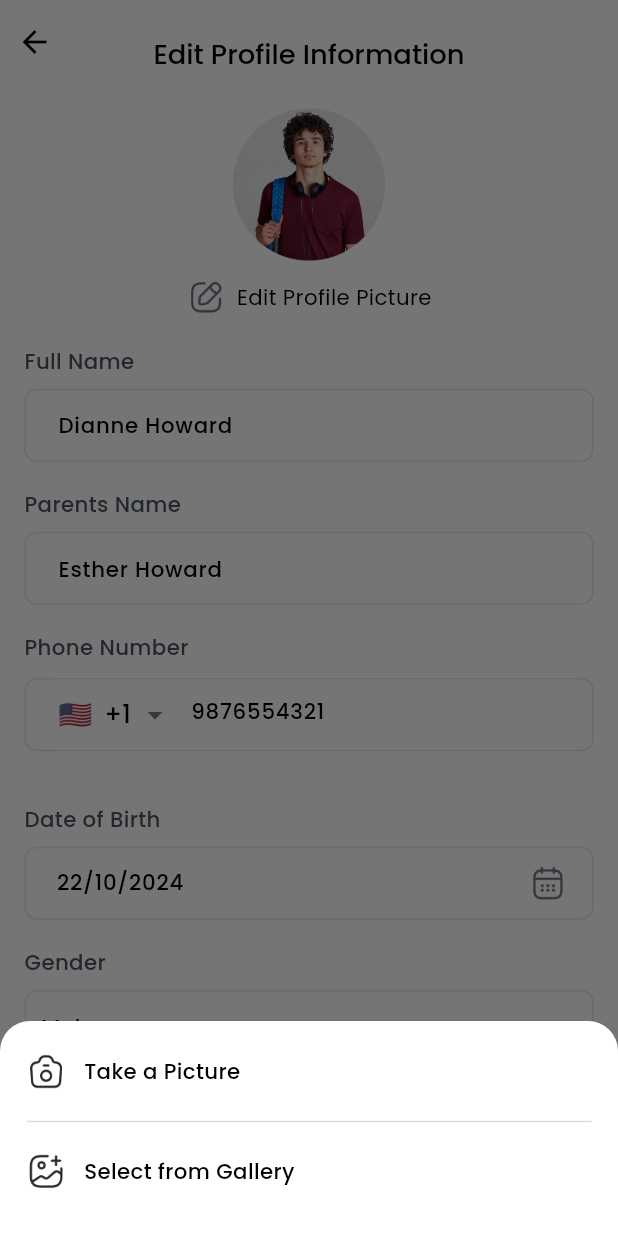
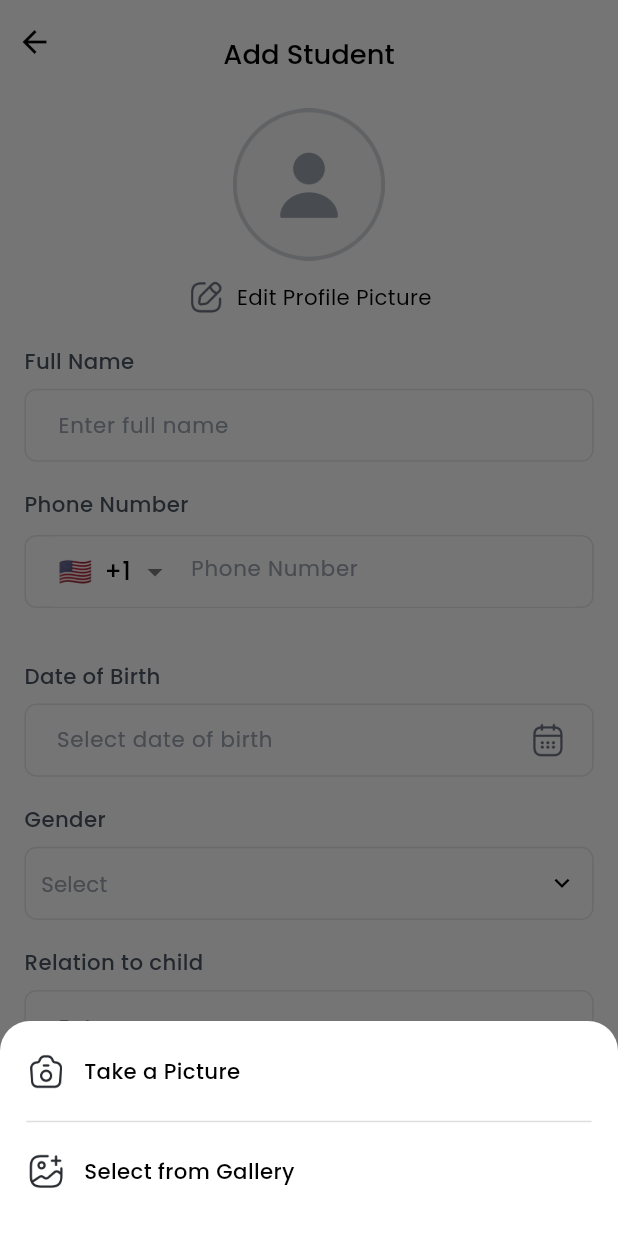
Before and after one commit to Davidruph/RadiantHyve-Mobile, a Flutter app: the StudentEditProfileView screen opened by its route, after a tap on "Edit Profile Picture", on a phone screen of 412 x 824 dp. Run offline on Flutter 3.47's test engine with Material 3 defaults, Android fonts, the phone set to English and light mode, and no system bars; drawn by our look-alikes of intl_phone_field; our stand-ins replace animate_do, another_flushbar, cached_network_image, connectivity_plus, device_info_plus, dio and 26 more; missing offline and left inert: flutter_udid; accounts and stored records are empty; network calls fail.

Commit message:
fix student creation

```diff
--- a/lib/app/modules/studentDetails/views/student_details_view.dart
+++ b/lib/app/modules/studentDetails/views/student_details_view.dart
@@ -672,6 +672,7 @@ class StudentDetailsView extends GetView<StudentDetailsController> {
           bottomNavigationBar: commonWidget
               .customButton(
                 text: AppMessage.viewStudentAttendance,
+                gradient: color.appGradient,
                 onTap: () {
                   Get.to(() => StudentDailyAttendanceView(), arguments: {'studentId': controller.studentDetailsData?.id});
                 },
--- a/lib/app/modules/studentEditProfile/views/student_edit_profile_view.dart
+++ b/lib/app/modules/studentEditProfile/views/student_edit_profile_view.dart
@@ -30,7 +30,7 @@ class StudentEditProfileView extends GetView<StudentEditProfileController> {
           child: Scaffold(
             backgroundColor: color.white,
             appBar: commonWidget.appBar(
-              titleText: AppMessage.editProfileInformation,
+              titleText: controller.flag == 'studentEdit' ? AppMessage.editProfileInformation : AppMessage.addStudent,
               backgroundColor: color.transparentColor,
               leading: GestureDetector(
                 onTap: () {
@@ -43,6 +43,7 @@ class StudentEditProfileView extends GetView<StudentEditProfileController> {
               child: Padding(
                 padding: EdgeInsets.all(MySize.getScaledSizeHeight(16)),
                 child: Column(
+                  mainAxisSize: MainAxisSize.min,
                   crossAxisAlignment: CrossAxisAlignment.start,
                   children: [
                     GestureDetector(
@@ -61,13 +62,14 @@ class StudentEditProfileView extends GetView<StudentEditProfileController> {
                                     fit: BoxFit.cover,
                                   ),
                                 )
-                                : controller.profile != null
+                                : controller.studentDetailsData?.profilePic != null
                                 ? ClipRRect(
                                   borderRadius: BorderRadius.circular(50),
-                                  child: Image.asset(
-                                    controller.profile,
+                                  child: Image.network(
+                                    controller.studentDetailsData!.profilePic!,
                                     height: MySize.getScaledSizeHeight(100),
                                     width: MySize.getScaledSizeWidth(100),
+                                    fit: BoxFit.cover,
                                   ),
                                 )
                                 : Image.asset(
@@ -131,29 +133,6 @@ class StudentEditProfileView extends GetView<StudentEditProfileController> {
                           controller.errorFullName.value = "";
                         },
                         isbordervisibal: controller.isSelect.value == 0 ? true : false,
-                      );
-                    }),
-                    18.0.hSpace(),
-                    Obx(() {
-                      return commonWidget.commonTextField(
-                        inputFormatters: [
-                          FilteringTextInputFormatter.allow(RegExp(r'[a-zA-Z\s]')),
-                          FilteringTextInputFormatter.deny(
-                            RegExp(r'(\u00a9|\u00ae|[\u2000-\u3300]|\ud83c[\ud000-\udfff]|\ud83d[\ud000-\udfff]|\ud83e[\ud000-\udfff])'),
-                          ),
-                        ],
-                        controller: controller.parentsNameController,
-                        labelText: AppMessage.parentsName,
-                        hintText: 'Enter',
-                        errorText: controller.errorParentsName.value,
-                        onTap: () {
-                          controller.isSelect.value = 1;
-                        },
-                        onChanged: (value) {
-                          controller.isSelect.value = 1;
-                          controller.errorParentsName.value = "";
-                        },
-                        isbordervisibal: controller.isSelect.value == 1 ? true : false,
                       );
                     }),
                     18.0.hSpace(),
@@ -332,21 +311,27 @@ class StudentEditProfileView extends GetView<StudentEditProfileController> {
                                   fontSize: MySize.getScaledSizeHeight(14),
                                 ),
                                 dropdownColor: color.white,
-                                value: controller.selectedFrequencyAttendance,
+                                value: (controller.selectedShift != null && controller.selectedShift!.value.isNotEmpty)
+                                    ? controller.selectedShift!.value
+                                    : null,
                                 icon: Icon(Icons.keyboard_arrow_down, color: color.black, size: 20),
                                 borderRadius: BorderRadius.circular(12),
                                 onChanged: (String? newValue) {
                                   if (newValue != null) {
-                                    controller.selectedFrequencyAttendance = newValue;
+                                    controller.selectedShift!.value = newValue;
+                                    final selected = controller.getShiftDataList.firstWhere(
+                                      (s) => s.shiftName == newValue,
+                                    );
+                                    controller.shiftId.value = selected.id ?? 0;
                                     controller.errorFrequencyAttendance.value = '';
                                     controller.update();
                                   }
                                 },
                                 items:
-                                    controller.frequencyAttendanceList.map<DropdownMenuItem<String>>((String value) {
+                                    controller.getShiftDataList.map<DropdownMenuItem<String>>((shift) {
                                       return DropdownMenuItem<String>(
-                                        value: value,
-                                        child: commonText.medium(text: value, textColor: color.black, fontSize: MySize.getScaledSizeHeight(14)),
+                                        value: shift.shiftName.toString(),
+                                        child: commonText.medium(text: shift.shiftName.toString(), textColor: color.black, fontSize: MySize.getScaledSizeHeight(14)),
                                       );
                                     }).toList(),
                               );
@@ -413,87 +398,30 @@ class StudentEditProfileView extends GetView<StudentEditProfileController> {
                         isbordervisibal: controller.isSelect.value == 6 ? true : false,
                       );
                     }),
-                    30.0.hSpace(),
-                    commonText.medium(text: AppMessage.staffAssignedDetails, textColor: color.black, fontSize: MySize.getScaledSizeHeight(16)),
-                    16.0.hSpace(),
-                    commonText.medium(
-                      text: AppMessage.assignedStaff,
-                      textColor: color.textFieldTextColor,
-                      fontSize: MySize.getScaledSizeHeight(14),
-                    ),
-                    08.0.hSpace(),
-                    Obx(() {
-                      return Container(
-                        height: MySize.getScaledSizeHeight(48),
-                        width: Get.width,
-                        decoration: BoxDecoration(
-                          borderRadius: BorderRadius.all(Radius.circular(MySize.getScaledSizeHeight(8))),
-                          border: Border.all(
-                            color: controller.errorAssignedStaff.value == '' ? color.onboardingBorderColor : color.textFieldErrorColor,
-                          ),
-                        ),
-                        child: DropdownButtonHideUnderline(
-                          child: GetBuilder<StudentEditProfileController>(
-                            builder: (controller) {
-                              return DropdownButton<String>(
-                                hint: commonText.regular(
-                                  text: AppMessage.select,
-                                  textColor: color.onboardingTextColor,
-                                  fontSize: MySize.getScaledSizeHeight(14),
-                                ),
-                                dropdownColor: color.white,
-                                value: controller.selectedAssignedStaff,
-                                icon: Icon(Icons.keyboard_arrow_down, color: color.black, size: 20),
-                                borderRadius: BorderRadius.circular(12),
-                                onChanged: (String? newValue) {
-                                  if (newValue != null) {
-                                    controller.selectedAssignedStaff = newValue;
-                                    controller.errorAssignedStaff.value = '';
-                                    controller.update();
-                                  }
-                                },
-                                items:
-                                    controller.assignedStaffList.map<DropdownMenuItem<String>>((String value) {
-                                      return DropdownMenuItem<String>(
-                                        value: value,
-                                        child: commonText.medium(text: value, textColor: color.black, fontSize: MySize.getScaledSizeHeight(14)),
-                                      );
-                                    }).toList(),
-                              );
-                            },
-                          ),
-                        ).paddingSymmetric(horizontal: MySize.getScaledSizeHeight(10)),
-                      );
-                    }),
-                    Obx(
-                      () =>
-                          controller.errorAssignedStaff.value == ''
-                              ? SizedBox()
-                              : commonText
-                                  .medium(
-                                    text: controller.errorAssignedStaff.value,
-                                    fontSize: MySize.getScaledSizeHeight(10),
-                                    textColor: color.textFieldErrorColor,
-                                    textAlign: TextAlign.center,
-                                  )
-                                  .paddingOnly(top: MySize.getScaledSizeHeight(2)),
-                    ),
                     10.0.hSpace(),
                   ],
                 ),
               ),
             ),
-            bottomNavigationBar: commonWidget
+            bottomNavigationBar: Obx(
+              () => commonWidget
                   .customButton(
+                    isLoading: controller.isLoading.value,
                     text: AppMessage.save,
                     gradient: color.buttonGradient,
                     onTap: () {
                       if (controller.isValidation()) {
-                      Get.back();
+                        if (controller.flag == 'studentEdit') {
+                          controller.editStudentApi();
+                        } else {
+                          controller.addStudentApi();
+                        }
                       }
                     },
                   )
-                .paddingAll(MySize.getScaledSizeHeight(16)),
+                  .paddingAll(MySize.getScaledSizeHeight(16))
+                  .paddingOnly(bottom: Platform.isIOS ? MySize.getScaledSizeHeight(15) : 0),
+            ),
           ),
         );
       },
```
Also changed, not shown: lib/app/modules/home/views/home_view.dart (+7 -1 lines), lib/app/modules/studentEditProfile/controllers/student_edit_profile_controller.dart (+259 -73 lines). Lines whose indentation alone changed are shown as unchanged.
